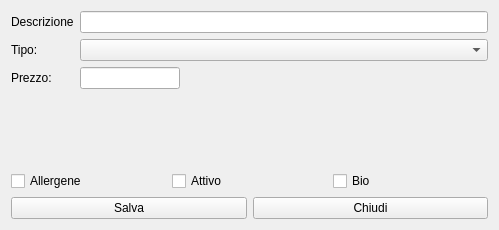
Above: hmodproduct.ui from fblabs/HamletMODSF before the change. Below: the same form after it.
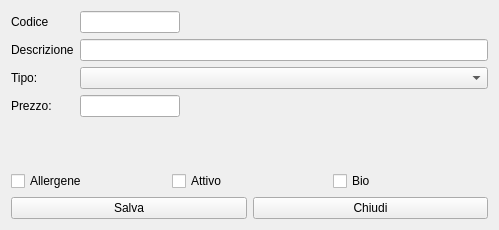
That is the form after the change. Icons and pictures are not drawn.

The edit to the form file:
```diff
--- a/hmodproduct.ui
+++ b/hmodproduct.ui
@@ -23,7 +23,7 @@
   <layout class="QVBoxLayout" name="verticalLayout">
    <item>
     <layout class="QFormLayout" name="formLayout">
-     <item row="1" column="0">
+     <item row="2" column="0">
       <widget class="QLabel" name="label">
        <property name="minimumSize">
         <size>
@@ -36,10 +36,10 @@
        </property>
       </widget>
      </item>
-     <item row="1" column="1">
+     <item row="2" column="1">
       <widget class="QLineEdit" name="leDescription"/>
      </item>
-     <item row="2" column="0">
+     <item row="3" column="0">
       <widget class="QLabel" name="label_2">
        <property name="maximumSize">
         <size>
@@ -52,10 +52,10 @@
        </property>
       </widget>
      </item>
-     <item row="2" column="1">
+     <item row="3" column="1">
       <widget class="QComboBox" name="cbType"/>
      </item>
-     <item row="3" column="0">
+     <item row="4" column="0">
       <widget class="QLabel" name="label_3">
        <property name="maximumSize">
         <size>
@@ -68,7 +68,7 @@
        </property>
       </widget>
      </item>
-     <item row="3" column="1">
+     <item row="4" column="1">
       <widget class="QLineEdit" name="lePrice">
        <property name="maximumSize">
         <size>
@@ -78,6 +78,23 @@
        </property>
       </widget>
      </item>
+     <item row="1" column="0">
+      <widget class="QLabel" name="label_4">
+       <property name="text">
+        <string>Codice</string>
+       </property>
+      </widget>
+     </item>
+     <item row="1" column="1">
+      <widget class="QLineEdit" name="leCod">
+       <property name="maximumSize">
+        <size>
+         <width>100</width>
+         <height>16777215</height>
+        </size>
+       </property>
+      </widget>
+     </item>
     </layout>
    </item>
    <item>
```
